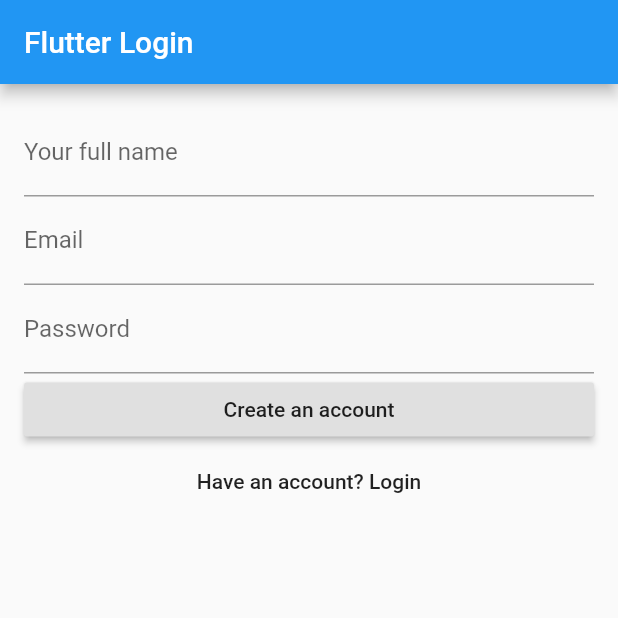
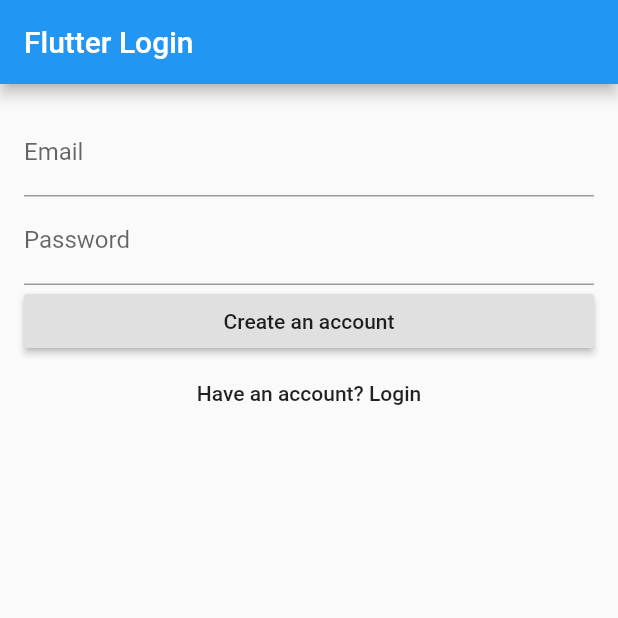
Before and after one commit to bizz84/firebase-login-flutter, a Flutter app: the screen it shows after launch, after a tap on "Login", after a tap on "Need an account? Register", on a phone screen of 412 x 824 dp, the top half of it. Run offline on Flutter 3.47's test engine with Material 2 defaults, Android fonts, the phone set to English and light mode, and no system bars; our stand-ins replace firebase_auth; accounts and stored records are empty.

Commit message:
Code reuse

```diff
--- a/lib/main.dart
+++ b/lib/main.dart
@@ -37,7 +37,6 @@ class _LoginPageState extends State<LoginPage> {
   final formKey = new GlobalKey<FormState>();
   Auth auth;
 
-  String _fullName;
   String _email;
   String _password;
   LoginFormType _formType = LoginFormType.login;
@@ -80,12 +79,8 @@ class _LoginPageState extends State<LoginPage> {
     });
   }
 
-  Widget buildFormContents() {
-    switch (_formType) {
-      case LoginFormType.login:
-        return new Column(
-          crossAxisAlignment: CrossAxisAlignment.stretch,
-          children:[
+  List<Widget> usernameAndPassword() {
+    return [
       new TextFormField(
         key: new Key('email'),
         decoration: new InputDecoration(labelText: 'Email'),
@@ -99,45 +94,33 @@ class _LoginPageState extends State<LoginPage> {
         validator: (val) => val.isEmpty ? 'Password can\'t be empty.' : null,
         onSaved: (val) => _password = val,
       ),
+    ];
+  }
+
+  List<Widget> submitWidgets() {
+    switch (_formType) {
+      case LoginFormType.login:
+        return [
           new RaisedButton(
             child: new Text("Login"),
-                onPressed: validateAndLogin),
+            onPressed: validateAndLogin
+          ),
           new FlatButton(
             child: new Text("Need an account? Register"),
-                onPressed: moveToRegister),
-          ],
-        );
+            onPressed: moveToRegister
+          ),
+        ];
       case LoginFormType.register:
-        return new Column(
-          crossAxisAlignment: CrossAxisAlignment.stretch,
-          children:[
-            new TextFormField(
-              key: new Key('fullName'),
-              decoration: new InputDecoration(labelText: 'Your full name'),
-              validator: (val) => val.isEmpty ? 'Name can\'t be empty.' : null,
-              onSaved: (val) => _fullName = val,
-            ),
-            new TextFormField(
-              key: new Key('email'),
-              decoration: new InputDecoration(labelText: 'Email'),
-              validator: (val) => val.isEmpty ? 'Email can\'t be empty.' : null,
-              onSaved: (val) => _email = val,
-            ),
-            new TextFormField(
-              key: new Key('password'),
-              decoration: new InputDecoration(labelText: 'Password'),
-              obscureText: true,
-              validator: (val) => val.isEmpty ? 'Password can\'t be empty.' : null,
-              onSaved: (val) => _password = val,
-            ),
+        return [
           new RaisedButton(
             child: new Text("Create an account"),
-                onPressed: validateAndRegister),
+            onPressed: validateAndRegister
+          ),
           new FlatButton(
             child: new Text("Have an account? Login"),
-                onPressed: moveToLogin),
-          ],
-        );
+            onPressed: moveToLogin
+          ),
+        ];
     }
     return null;
   }
@@ -153,7 +136,10 @@ class _LoginPageState extends State<LoginPage> {
         padding: const EdgeInsets.all(16.0),
         child: new Form(
           key: formKey,
-          child: buildFormContents()
+          child: new Column(
+            crossAxisAlignment: CrossAxisAlignment.stretch,
+            children: usernameAndPassword() + submitWidgets(),
+          )
         )
       )
     );
```
Lines whose indentation alone changed are shown as unchanged.
